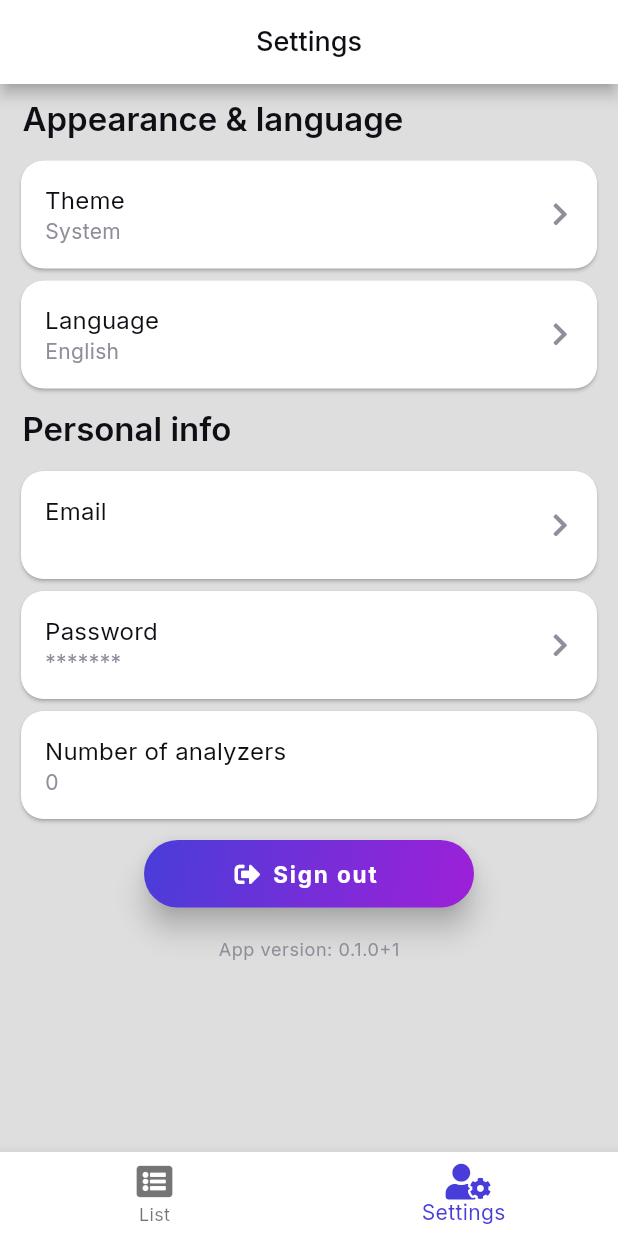
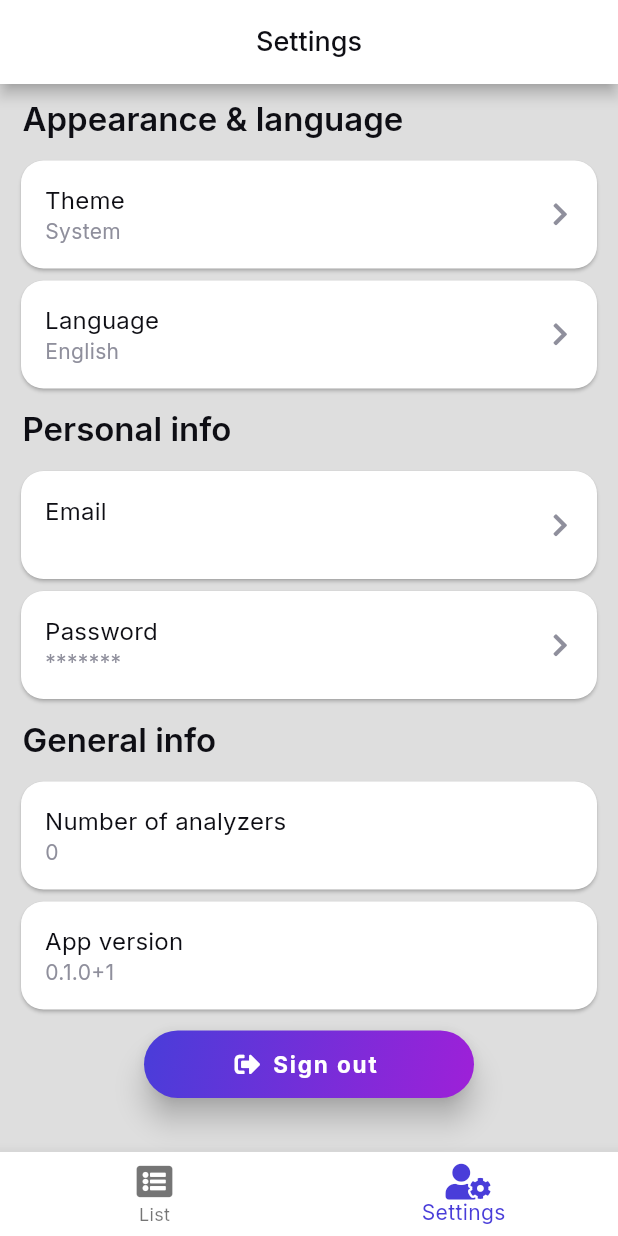
Before and after one commit to ziperjohn/analyzer, a Flutter app: the screen it shows once a user with an empty profile is signed in, item 2 of the bottom bar chosen, on a phone screen of 412 x 824 dp. Run offline on Flutter 3.47's test engine with Material 2 defaults, Android fonts, the light colour scheme and no system bars; our stand-ins replace another_flushbar, cloud_firestore, firebase_auth, firebase_core, fl_chart, flutter_spinkit and 6 more; accounts and stored records are empty; generated files the repository leaves out were written again.

Commit message:
Add app version to card

```diff
--- a/lib/localization/app_cs.arb
+++ b/lib/localization/app_cs.arb
@@ -5,6 +5,7 @@
     "choose_language": "Vyberte jazyk",
     "settings": "Nastavení",
     "list": "Seznam",
+    "general_info": "Obecné info",
     "choose_theme": "Vyberte vzhled",
     "dark": "Tmavý",
     "light": "Světlý",
--- a/lib/localization/app_en.arb
+++ b/lib/localization/app_en.arb
@@ -5,6 +5,7 @@
     "choose_language": "Choose language",
     "settings": "Settings",
     "list": "List",
+    "general_info": "General info",
     "choose_theme": "Choose theme",
     "dark": "Dark",
     "light": "Light",
--- a/lib/settings/settings_screen.dart
+++ b/lib/settings/settings_screen.dart
@@ -81,12 +81,18 @@ class SettingsScreen extends StatelessWidget {
                       },
                       hasIcon: true,
                     ),
+                    TitleList(title: _locale.general_info),
                     SettingsCard(
                       title: _locale.number_of_analyzers,
                       subtitle: _analyzerListProvider.length.toString(),
                       onPressed: () {},
                       hasIcon: false,
                     ),
+                    SettingsCard(
+                        title: _locale.app_version,
+                        subtitle: snapshot.data,
+                        onPressed: () {},
+                        hasIcon: false),
                     const SizedBox(height: 10),
                     Center(
                       child: PrimaryButton(
@@ -95,10 +101,6 @@ class SettingsScreen extends StatelessWidget {
                         icon: FontAwesomeIcons.signOutAlt,
                       ),
                     ),
-                    const SizedBox(height: 20),
-                    Center(
-                        child: Text("${_locale.app_version}: ${snapshot.data}",
-                            style: Theme.of(context).textTheme.caption)),
                     const SizedBox(height: 20),
                   ],
                 ),
```
